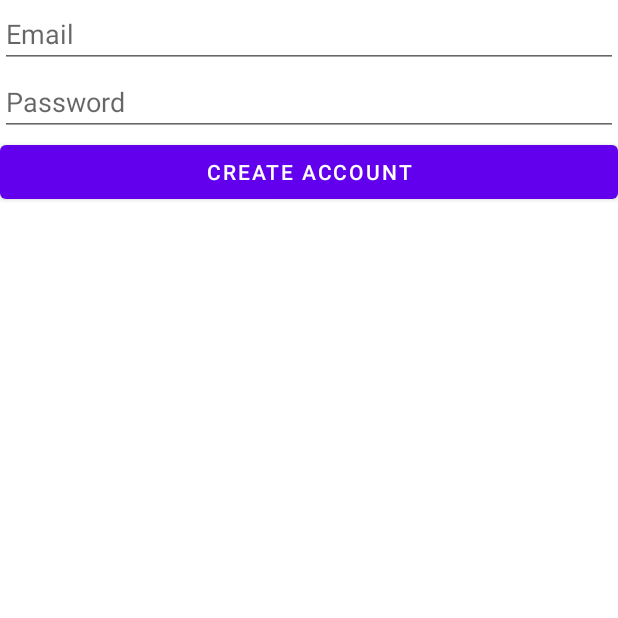
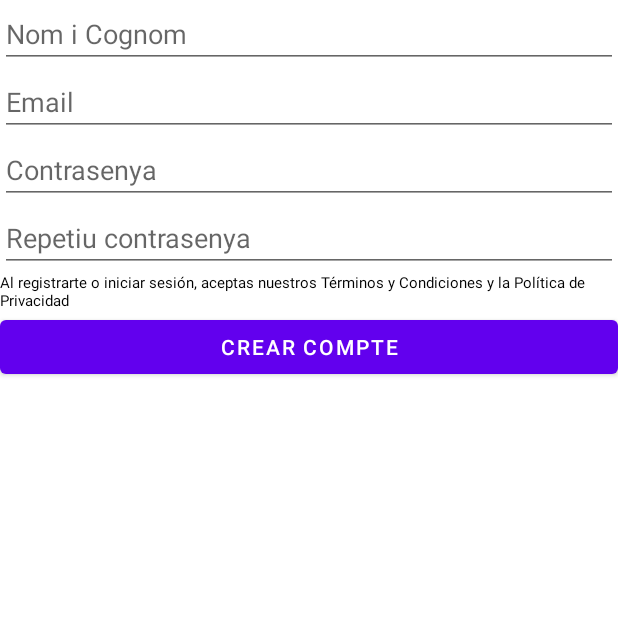
Before and after one commit to tmadurell/ProjecteSocialUF2M08, an Android app: the screen it shows after launch (MainActivity), after a tap on "NUEVO USUARIO", on a phone screen of 412 x 824 dp, the top half of it. Run offline under Robolectric (Android 15) with nearby library versions, the phone set to English and light mode, and no system bars; our stand-ins replace Firebase (no records; nobody signed in at launch, a user with empty details on screens opened directly), navigation-ui.

Commit message:
Pulir aspectes visuals

```diff
--- a/app/src/main/java/com/amadurell/projectesocialuf2m08/MainActivity.java
+++ b/app/src/main/java/com/amadurell/projectesocialuf2m08/MainActivity.java
@@ -54,8 +54,8 @@ public class MainActivity extends AppCompatActivity {
         // Passing each menu ID as a set of Ids because each
         // menu should be considered as top level destinations.
         AppBarConfiguration appBarConfiguration = new AppBarConfiguration.Builder(
-                R.id.homeFragment,
-                R.id.signOutFragment
+                R.id.homeFragment
+
         )
                 .setOpenableLayout(drawer)
                 .build();
--- a/app/src/main/res/layout/fragment_new_post.xml
+++ b/app/src/main/res/layout/fragment_new_post.xml
@@ -3,7 +3,7 @@
     xmlns:tools="http://schemas.android.com/tools"
     android:layout_width="match_parent"
     android:layout_height="match_parent"
-    tools:context="NewPostFragment">
+    tools:context=".NewPostFragment">
     <LinearLayout
         android:layout_width="match_parent"
         android:layout_height="wrap_content"
--- a/app/src/main/res/layout/fragment_register.xml
+++ b/app/src/main/res/layout/fragment_register.xml
@@ -5,6 +5,12 @@
     android:layout_height="match_parent"
     tools:context=".RegisterFragment"
     android:orientation="vertical">
+
+    <EditText
+        android:id="@+id/nomycognomEditText"
+        android:layout_width="match_parent"
+        android:layout_height="wrap_content"
+        android:hint="Nom i Cognom"/>
 
     <EditText
         android:id="@+id/emailEditText"
@@ -16,12 +22,26 @@
         android:id="@+id/passwordEditText"
         android:layout_width="match_parent"
         android:layout_height="wrap_content"
-        android:hint="Password"/>
+        android:hint="Contrasenya"/>
+
+    <EditText
+        android:id="@+id/repiteixpasswordEditText"
+        android:layout_width="match_parent"
+        android:layout_height="wrap_content"
+        android:hint="Repetiu contrasenya"/>
+
+    <TextView
+        android:id="@+id/textView16"
+        android:layout_width="match_parent"
+        android:layout_height="wrap_content"
+        android:text="Al registrarte o iniciar sesión, aceptas nuestros Términos y Condiciones y la Política de Privacidad"
+        android:textColor="@color/black"
+        android:textSize="10sp" />
 
     <Button
         android:id="@+id/registerButton"
         android:layout_width="match_parent"
         android:layout_height="wrap_content"
-        android:text="Create account"/>
+        android:text="Crear compte"/>
 
 </LinearLayout>
```
Also changed, not shown: app/src/main/res/layout/fragment_sign_in.xml (+5 -5 lines).
